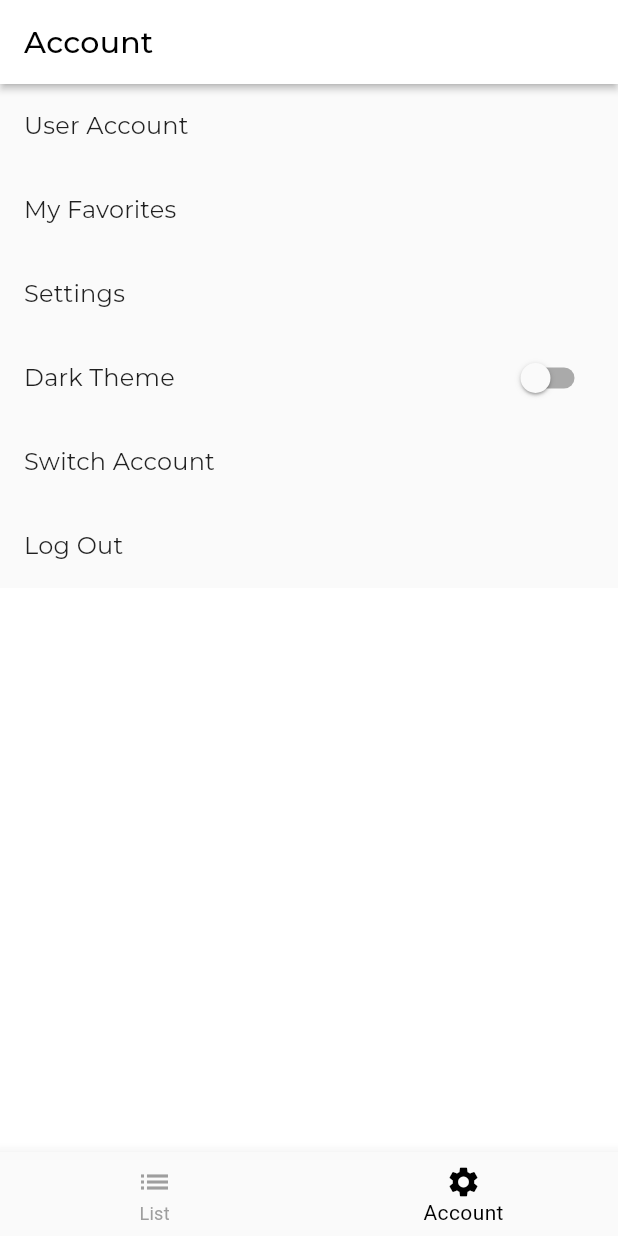
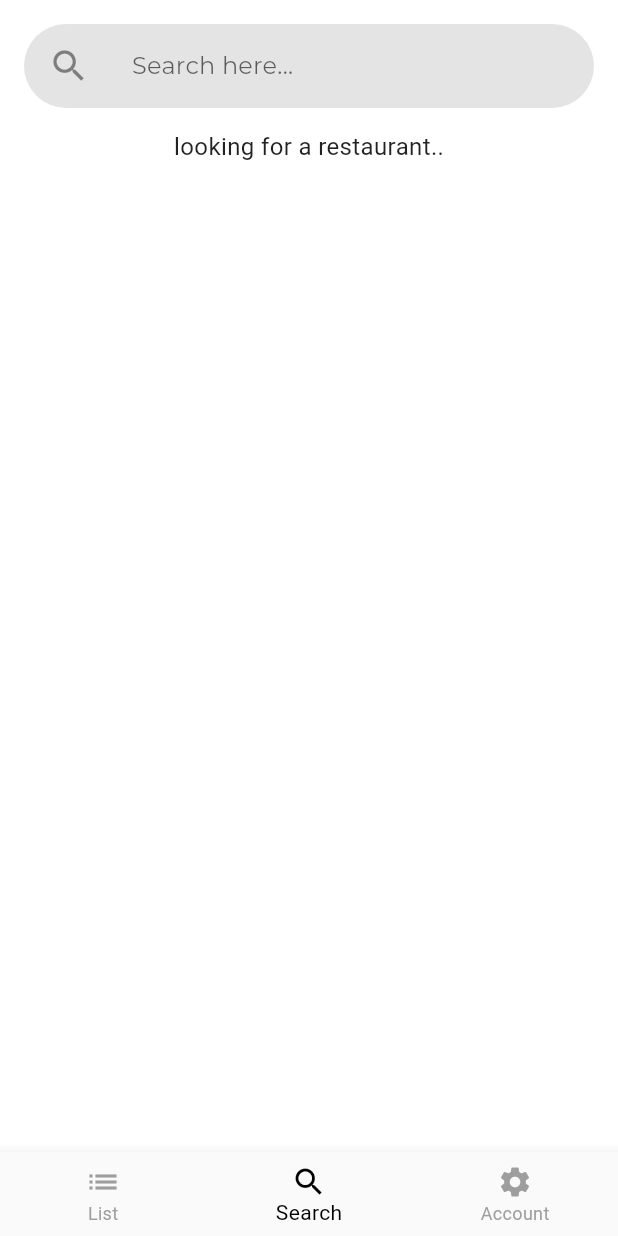
Before and after one commit to fanolans/Flutter-Restaurant-App, a Flutter app: the screen it shows after launch, item 2 of the bottom bar chosen, on a phone screen of 412 x 824 dp. Run offline on Flutter 3.47's test engine with Material 2 defaults, Android fonts, the phone set to English and light mode, and no system bars; our stand-ins replace flutter_native_splash, google_fonts; network calls fail; Roboto replaces fonts that are missing (Lekton).

```diff
--- a/lib/data/model/detail_restaurant.dart
+++ b/lib/data/model/detail_restaurant.dart
@@ -2,24 +2,24 @@ class DetailRestaurant {
   DetailRestaurant({
     required this.error,
     required this.message,
-    required this.restaurant,
+    required this.restaurants,
   });
 
   bool error;
   String message;
-  Restaurant restaurant;
+  Restaurant restaurants;
 
   factory DetailRestaurant.fromJson(Map<String, dynamic> json) =>
       DetailRestaurant(
         error: json["error"],
         message: json["message"],
-        restaurant: Restaurant.fromJson(json["restaurant"]),
+        restaurants: Restaurant.fromJson(json["restaurant"]),
       );
 
   Map<String, dynamic> toJson() => {
         "error": error,
         "message": message,
-        "restaurant": restaurant.toJson(),
+        "restaurant": restaurants.toJson(),
       };
 }
 
--- a/lib/main.dart
+++ b/lib/main.dart
@@ -1,5 +1,4 @@
 import 'package:flutter/material.dart';
-import 'package:restaurant_app/data/model/list_restaurants.dart';
 import 'package:restaurant_app/ui/restaurant_detail_page.dart';
 import 'package:restaurant_app/ui/home_page.dart';
 import 'package:restaurant_app/common/styles.dart';
@@ -37,10 +36,11 @@ class MyApp extends StatelessWidget {
       ),
       initialRoute: HomePage.routeName,
       routes: {
-        HomePage.routeName: (context) => HomePage(),
+        HomePage.routeName: (context) => const HomePage(),
         RestaurantDetailPage.routeName: (context) => RestaurantDetailPage(
-            restaurant:
-                ModalRoute.of(context)?.settings.arguments as Restaurant),
+            idDetail: ModalRoute.of(context)!.settings.arguments == null
+                ? 'null'
+                : ModalRoute.of(context)!.settings.arguments as String),
       },
     );
   }
--- /dev/null
+++ b/lib/provider/restaurant_search_provider.dart
@@ -0,0 +1,49 @@
+import 'package:flutter/material.dart';
+import 'package:restaurant_app/data/api/api_service.dart';
+import 'package:restaurant_app/data/model/search_restaurant.dart';
+
+enum ResultState { loading, noData, hasData, error }
+
+class RestaurantSearchProvider extends ChangeNotifier {
+  final ApiService apiService;
+
+  RestaurantSearchProvider({required this.apiService}) {
+    fetchAllRestaurantSearch(query);
+  }
+
+  late SearchRestaurant? _searchRestaurant;
+  late ResultState? _state;
+
+  String _message = '';
+  String _query = '';
+
+  String get message => _message;
+  String get query => _query;
+
+  SearchRestaurant? get result => _searchRestaurant;
+
+  ResultState? get state => _state;
+
+  Future<dynamic> fetchAllRestaurantSearch(String query) async {
+    try {
+      _state = ResultState.loading;
+      _query = query;
+
+      final restaurantSearch = await apiService.getSearchRestaurant(query);
+      if (restaurantSearch.restaurants.isEmpty) {
+        _state = ResultState.noData;
+        notifyListeners();
+        return _message = 'Empty Data';
+      } else {
+        _state = ResultState.hasData;
+
+        notifyListeners();
+        return _searchRestaurant = restaurantSearch;
+      }
+    } catch (e) {
+      _state = ResultState.error;
+      notifyListeners();
+      return _message = 'rror --> $e';
+    }
+  }
+}
--- a/lib/ui/home_page.dart
+++ b/lib/ui/home_page.dart
@@ -1,15 +1,19 @@
 import 'dart:io';
 import 'package:flutter/material.dart';
 import 'package:flutter/cupertino.dart';
+import 'package:restaurant_app/provider/restaurant_search_provider.dart';
 import 'package:restaurant_app/ui/restaurant_list_page.dart';
 import 'package:restaurant_app/ui/account_page.dart';
+import 'package:restaurant_app/ui/restaurant_search_page.dart';
 import 'package:restaurant_app/widgets/platform_widgets.dart';
-import 'package:restaurant_app/provider/restaurant_provider.dart';
+import 'package:restaurant_app/provider/restaurant_list_provider.dart';
 import 'package:restaurant_app/data/api/api_service.dart';
 import 'package:provider/provider.dart';
 
 class HomePage extends StatefulWidget {
   static const routeName = '/home_page';
+
+  const HomePage({Key? key}) : super(key: key);
 
   @override
   _HomePageState createState() => _HomePageState();
@@ -18,11 +22,16 @@ class HomePage extends StatefulWidget {
 class _HomePageState extends State<HomePage> {
   int _bottomNavIndex = 0;
   static const String _listText = 'List';
+  static const String _seacrhText = 'Search';
 
   final List<Widget> _listWidget = [
     ChangeNotifierProvider<RestaurantListProvider>(
       create: (_) => RestaurantListProvider(apiService: ApiService()),
       child: const RestaurantListPage(),
+    ),
+    ChangeNotifierProvider<RestaurantSearchProvider>(
+      create: (_) => RestaurantSearchProvider(apiService: ApiService()),
+      child: const RestaurantSearchPage(),
     ),
     const SettingsPage(),
   ];
@@ -31,6 +40,10 @@ class _HomePageState extends State<HomePage> {
     BottomNavigationBarItem(
       icon: Icon(Platform.isIOS ? CupertinoIcons.news : Icons.list),
       label: _listText,
+    ),
+    BottomNavigationBarItem(
+      icon: Icon(Platform.isIOS ? CupertinoIcons.search : Icons.search),
+      label: _seacrhText,
     ),
     BottomNavigationBarItem(
       icon: Icon(Platform.isIOS ? CupertinoIcons.settings : Icons.settings),
--- /dev/null
+++ b/lib/ui/restaurant_search_page.dart
@@ -0,0 +1,92 @@
+import 'package:flutter/material.dart';
+import 'package:provider/provider.dart';
+import 'package:restaurant_app/data/api/api_service.dart';
+import 'package:restaurant_app/provider/restaurant_search_provider.dart';
+import 'package:restaurant_app/widgets/restaurant_search_card.dart';
+
+class RestaurantSearchPage extends StatefulWidget {
+  const RestaurantSearchPage({Key? key}) : super(key: key);
+
+  @override
+  State<RestaurantSearchPage> createState() => _RestaurantSearchPageState();
+}
+
+class _RestaurantSearchPageState extends State<RestaurantSearchPage> {
+  final TextEditingController controller = TextEditingController();
+  String output = "";
+
+  @override
+  Widget build(BuildContext context) {
+    return ChangeNotifierProvider<RestaurantSearchProvider>(
+      create: (_) => RestaurantSearchProvider(apiService: ApiService()),
+      child: Consumer<RestaurantSearchProvider>(builder: (context, state, _) {
+        return SafeArea(
+          child: Scaffold(
+            body: SingleChildScrollView(
+              child: Column(
+                children: [
+                  Container(
+                    margin: const EdgeInsets.all(16.0),
+                    decoration: BoxDecoration(
+                      borderRadius: BorderRadius.circular(28.0),
+                      color: const Color.fromARGB(255, 228, 228, 228),
+                    ),
+                    child: ListTile(
+                      leading: const Icon(
+                        Icons.search,
+                        size: 28.0,
+                      ),
+                      title: TextField(
+                          decoration: const InputDecoration(
+                            hintText: 'Search here...',
+                            border: InputBorder.none,
+                          ),
+                          controller: controller,
+                          onChanged: (String query) {
+                            if (query.isNotEmpty) {
+                              setState(() {
+                                output = query;
+                              });
+                              state.fetchAllRestaurantSearch(output);
+                            }
+                          }),
+                    ),
+                  ),
+                  (output.isEmpty)
+                      ? const Center(
+                          child: Text('looking for a restaurant..'),
+                        )
+                      : Consumer<RestaurantSearchProvider>(
+                          builder: (context, state, _) {
+                            if (state.state == ResultState.loading) {
+                              return const Center(
+                                  child: CircularProgressIndicator());
+                            } else if (state.state == ResultState.hasData) {
+                              return ListView.builder(
+                                  physics: const NeverScrollableScrollPhysics(),
+                                  shrinkWrap: true,
+                                  itemCount: state.result!.restaurants.length,
+                                  itemBuilder: (context, index) {
+                                    var restaurant =
+                                        state.result!.restaurants[index];
+                                    return RestaurantSearchCard(
+                                        restaurant: restaurant);
+                                  });
+                            } else if (state.state == ResultState.noData) {
+                              return Center(child: Text(state.message));
+                            } else if (state.state == ResultState.error) {
+                              return Center(child: Text(state.message));
+                            } else {
+                              return const Center(child: Text(''));
+                            }
+                          },
+                        ),
+                ],
+              ),
+            ),
+          ),
+        );
+      }),
+    );
+  }
+}
--- a/lib/widgets/custom_scaffold.dart
+++ b/lib/widgets/custom_scaffold.dart
@@ -9,7 +9,7 @@ class CustomScaffold extends StatelessWidget {
 
   Widget _buildShortAppBar(BuildContext context) {
     return Card(
-      margin: EdgeInsets.all(0),
+      margin: const EdgeInsets.all(0),
       child: Row(
         mainAxisSize: MainAxisSize.min,
         children: [
--- a/lib/widgets/platform_widgets.dart
+++ b/lib/widgets/platform_widgets.dart
@@ -5,7 +5,8 @@ class PlatformWidget extends StatelessWidget {
   final WidgetBuilder androidBuilder;
   final WidgetBuilder iosBuilder;
 
-  PlatformWidget({required this.androidBuilder, required this.iosBuilder});
+  const PlatformWidget(
+      {required this.androidBuilder, required this.iosBuilder});
 
   @override
   Widget build(BuildContext context) {
```
Also changed, not shown: lib/data/api/api_service.dart (+4 -4 lines), lib/provider/restaurant_detail_provider.dart (added, +45 -0 lines), lib/provider/restaurant_list_provider.dart (renamed from lib/provider/restaurant_provider.dart, +5 -5 lines), lib/ui/restaurant_detail_page.dart (+56 -106 lines), lib/ui/restaurant_list_page.dart (+11 -12 lines), lib/ui/search_page.dart (deleted, +0 -35 lines), lib/widgets/card_restaurant.dart (deleted, +0 -31 lines), lib/widgets/restaurant_detail_card.dart (added, +148 -0 lines), lib/widgets/restaurant_list_card.dart (added, +56 -0 lines), lib/widgets/restaurant_search_card.dart (added, +51 -0 lines), 1 other file.
